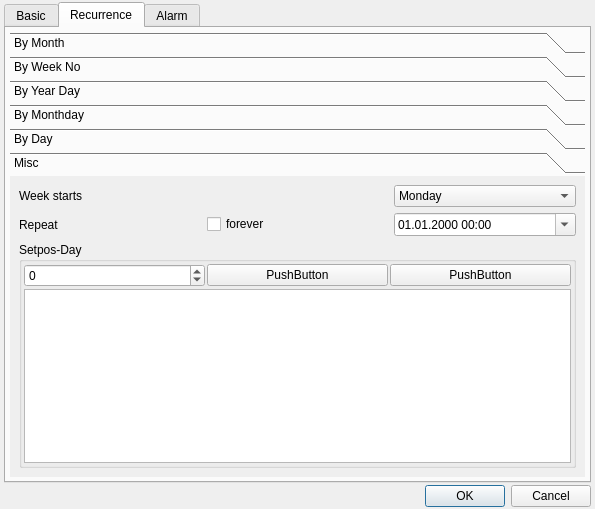
First picture: the form in src/ui/appointmentdialog.ui, repository ngc42/Daylight, before the edit.
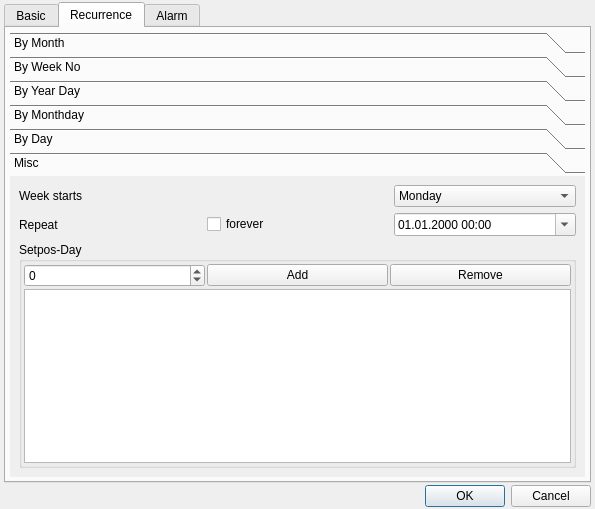
Second picture: the form after the edit. The open tabs and pages were chosen to show the change.

```diff
--- a/src/ui/appointmentdialog.ui
+++ b/src/ui/appointmentdialog.ui
@@ -506,6 +506,14 @@
           </layout>
          </widget>
          <widget class="QWidget" name="rec_page_misc">
+          <property name="geometry">
+           <rect>
+            <x>0</x>
+            <y>0</y>
+            <width>575</width>
+            <height>277</height>
+           </rect>
+          </property>
           <attribute name="label">
            <string>Misc</string>
           </attribute>
@@ -616,14 +624,14 @@
               <item row="0" column="1">
                <widget class="QPushButton" name="pb_setposday_add">
                 <property name="text">
-                 <string>PushButton</string>
+                 <string>Add</string>
                 </property>
                </widget>
               </item>
               <item row="0" column="2">
                <widget class="QPushButton" name="pb_setposday_remove">
                 <property name="text">
-                 <string>PushButton</string>
+                 <string>Remove</string>
                 </property>
                </widget>
               </item>
```
Left out of the diff: 148 changed lines with no effect on the pictures.
